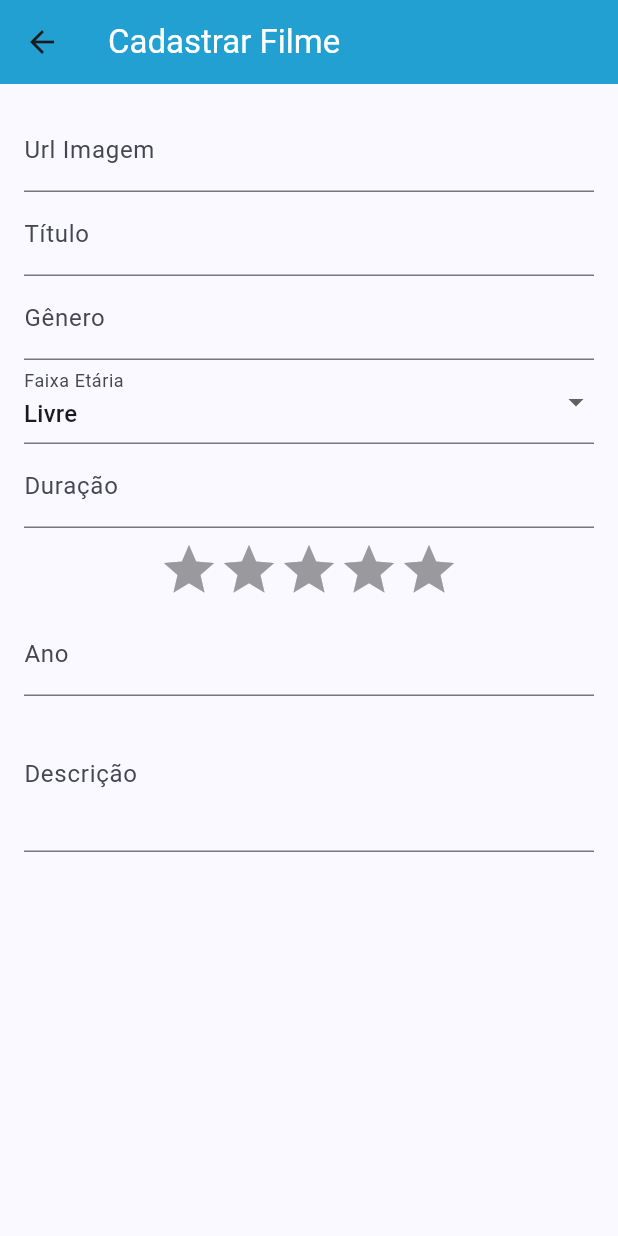
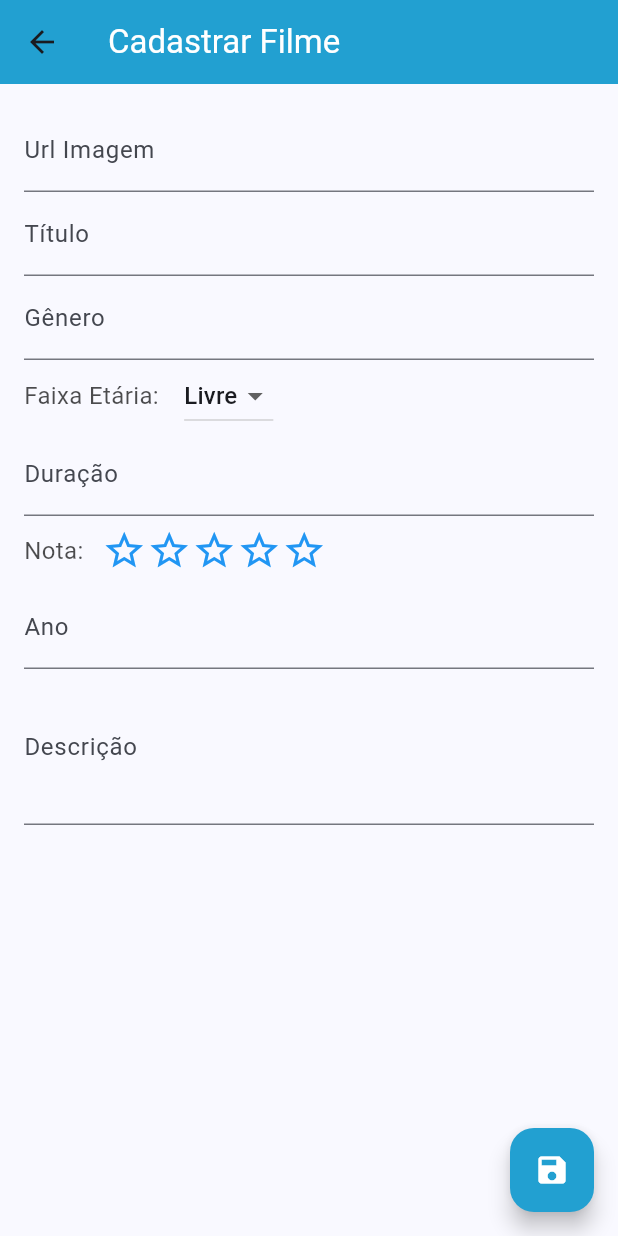
Before and after one commit to Guilherme0112/Cadastro-de-Filmes, a Flutter app: the screen it shows after launch, after a tap on the "add" icon, on a phone screen of 412 x 824 dp. Run offline on Flutter 3.47's test engine with Material 3 defaults, Android fonts, the phone set to English and light mode, and no system bars; drawn by our look-alikes of flutter_rating_bar; our stand-ins replace smooth_star_rating_null_safety.

Commit message:
[FEAT] add validação no form e alerta com membros da equipe na home

```diff
--- a/lib/main.dart
+++ b/lib/main.dart
@@ -19,7 +19,7 @@ class MyApp extends StatelessWidget {
         colorScheme: ColorScheme.fromSeed(
           seedColor: const Color.fromARGB(255, 0, 119, 255),
         ),
-        useMaterial3: true, // se estiver usando M3
+        useMaterial3: true,
       ),
 
       home: const MyHomePage(title: 'Filmes'),
@@ -42,10 +42,36 @@ class _MyHomePageState extends State<MyHomePage> {
   @override
   Widget build(BuildContext context) {
     return Scaffold(
+
       appBar: AppBar(
-        title: const Text('Filmes', style: TextStyle(color: Colors.white)),
+        title: const Text(
+          'Filmes',
+          style: TextStyle(color: Colors.white),
+        ),
+
         backgroundColor: const Color.fromARGB(255, 34, 160, 209),
+        actions: [
+          IconButton(
+            icon: const Icon(Icons.info_outline, color: Colors.white),
+            onPressed: () {
+              showDialog(
+                context: context,
+                builder: (context) => AlertDialog(
+                  title: const Text('Equipe:'),
+                  content: const Text('Guilherme Mendes Gomes'),
+                  actions: [
+                    TextButton(
+                      onPressed: () => Navigator.of(context).pop(),
+                      child: const Text('Ok'),
+                    ),
+                  ],
+                ),
+              );
+            },
+          ),
+        ],
       ),
+
 
       body: Center(child: Text('Clique no + para cadastrar um filme')),
       floatingActionButton: Button(
--- a/lib/views/widgets/form_films.dart
+++ b/lib/views/widgets/form_films.dart
@@ -1,5 +1,5 @@
 import 'package:flutter/material.dart';
-import 'package:flutter_rating_bar/flutter_rating_bar.dart';
+import 'package:smooth_star_rating_null_safety/smooth_star_rating_null_safety.dart';
 
 class MovieForm extends StatefulWidget {
   final void Function(Map<String, dynamic>) onSave;
@@ -42,67 +42,116 @@ class MovieFormState extends State<MovieForm> {
 
   @override
   Widget build(BuildContext context) {
-    return Form(
+    return Scaffold(
+      body: Form(
         key: _formKey,
         child: SingleChildScrollView(
           padding: const EdgeInsets.all(16),
           child: Column(
             children: [
+
               TextFormField(
                 controller: _urlController,
                 decoration: const InputDecoration(labelText: 'Url Imagem'),
+                validator: (v) => v!.isEmpty ? 'Obrigatório' : null,
               ),
+
+
               TextFormField(
                 controller: _titleController,
                 decoration: const InputDecoration(labelText: 'Título'),
                 validator: (v) => v!.isEmpty ? 'Obrigatório' : null,
               ),
+
+
               TextFormField(
                 controller: _genreController,
                 decoration: const InputDecoration(labelText: 'Gênero'),
+                validator: (v) => v!.isEmpty ? 'Obrigatório' : null,
               ),
-            DropdownButtonFormField<String>(
+
+
+              Row(
+                children: [
+                  const Text(
+                    'Faixa Etária:    ',
+                    style: TextStyle(fontSize: 16, color: Color.fromARGB(178, 0, 0, 0)),
+                  ),
+                  DropdownButton<String>(
                     value: _ageRating,
                     items: _ageOptions
-                  .map((e) => DropdownMenuItem(value: e, child: Text(e)))
+                        .map((e) => DropdownMenuItem(
+                      value: e,
+                      child: Text(e),
+                    ))
                         .toList(),
-              onChanged: (v) => setState(() => _ageRating = v!),
-              decoration: const InputDecoration(labelText: 'Faixa Etária'),
+                    onChanged: (v) {
+                      setState(() {
+                        _ageRating = v!;
+                      });
+                    },
                   ),
+                ],
+              ),
+
+
               TextFormField(
                 controller: _durationController,
                 decoration: const InputDecoration(labelText: 'Duração'),
+                validator: (v) => v!.isEmpty ? 'Obrigatório' : null,
               ),
+
+
               Padding(
                 padding: const EdgeInsets.symmetric(vertical: 8.0),
-              child: RatingBar.builder(
-                initialRating: _rating,
-                minRating: 0,
-                maxRating: 5,
+                child: Row(
+                  children: [
+                    const Text(
+                      'Nota: ',
+                      style: TextStyle(fontSize: 16, color: Color.fromARGB(178, 0, 0, 0)),
+                    ),
+                    const SizedBox(width: 8),
+                    SmoothStarRating(
+                      rating: _rating,
+                      size: 30,
+                      color: Colors.blue,
+                      borderColor: Colors.blue,
                       allowHalfRating: true,
-                itemBuilder: (context, _) => const Icon(
-                  Icons.star,
-                  color: Colors.amber,
+                      starCount: 5,
                     ),
-                onRatingUpdate: (r) => setState(() => _rating = r),
+                  ],
                 ),
               ),
+
+
               TextFormField(
                 controller: _yearController,
                 decoration: const InputDecoration(labelText: 'Ano'),
                 keyboardType: TextInputType.number,
+                validator: (v) => v!.isEmpty ? 'Obrigatório' : null,
               ),
+
+
               TextFormField(
                 controller: _descriptionController,
                 decoration: const InputDecoration(labelText: 'Descrição'),
                 maxLines: 3,
               ),
-            const SizedBox(height: 80), // espaço para o FAB
+              const SizedBox(height: 80),
             ],
           ),
         ),
+      ),
+
+
+      floatingActionButton: FloatingActionButton(
+        onPressed: _submit,
+        child: const Icon(Icons.save, color: Colors.white),
+          backgroundColor: const Color.fromARGB(255, 34, 160, 209)
+      ),
     );
   }
+
 
   @override
   void dispose() {
```
Also changed, not shown: pubspec.lock. Lines whose indentation alone changed are shown as unchanged.
